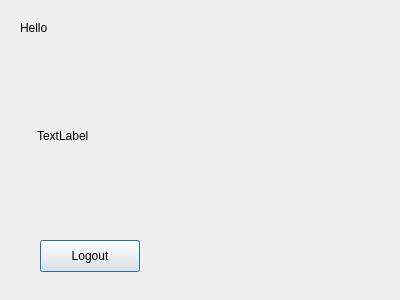
This is CenimaProject/welcomewindow.ui in aylasaleh/CS2Lab as Qt 5 draws it before an edit. The edited form follows.
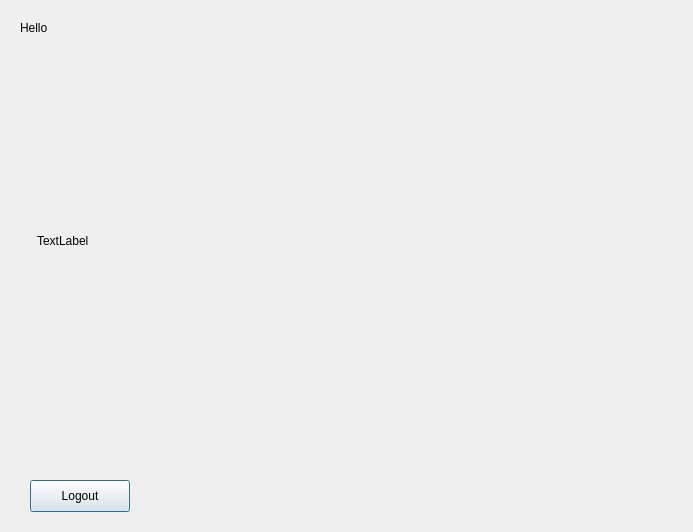
This is the edited form.

```diff
--- a/CenimaProject/welcomewindow.ui
+++ b/CenimaProject/welcomewindow.ui
@@ -6,8 +6,8 @@
    <rect>
     <x>0</x>
     <y>0</y>
-    <width>400</width>
-    <height>300</height>
+    <width>693</width>
+    <height>532</height>
    </rect>
   </property>
   <property name="windowTitle">
@@ -29,8 +29,8 @@
   <widget class="QPushButton" name="LogoutB">
    <property name="geometry">
     <rect>
-     <x>40</x>
-     <y>240</y>
+     <x>30</x>
+     <y>480</y>
      <width>100</width>
      <height>32</height>
     </rect>
@@ -44,8 +44,8 @@
     <rect>
      <x>37</x>
      <y>50</y>
-     <width>331</width>
-     <height>171</height>
+     <width>611</width>
+     <height>381</height>
     </rect>
    </property>
    <property name="text">
```
